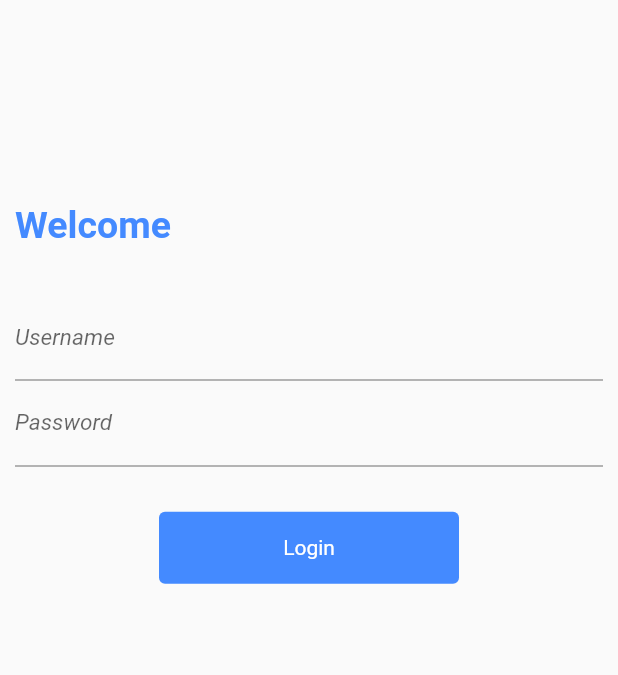
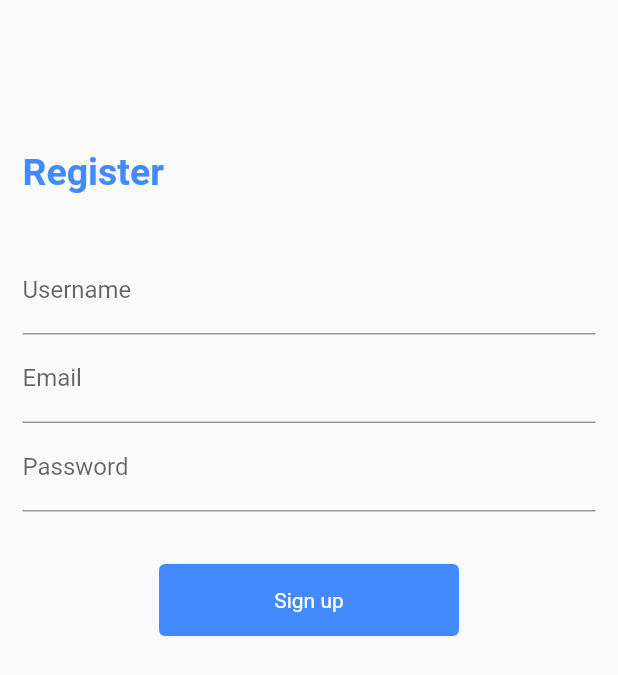
Before and after one commit to nguyenphuhongloan/flutter_todolist, a Flutter app: the screen it shows after launch, on a phone screen of 412 x 824 dp. Shown: the top 675 px of the screen. Run offline on Flutter 3.47's test engine with Material 2 defaults, Android fonts, the phone set to English and light mode, and no system bars.

Commit message:
[Loan: add] add RegisterScreen

```diff
--- a/lib/app.dart
+++ b/lib/app.dart
@@ -2,6 +2,7 @@
 import 'package:flutter/material.dart';
 import 'package:flutter/cupertino.dart';
 import 'package:todoapp/src/screens/login_screen.dart';
+import 'package:todoapp/src/screens/register_screen.dart';
 
 class App extends StatefulWidget{
   @override
@@ -9,6 +10,6 @@ class App extends StatefulWidget{
 }
 class _AppState extends State <App>{
   Widget build(BuildContext context){
-    return LoginScreen();
+    return RegisterScreen();
   }
 }
--- a/lib/main.dart
+++ b/lib/main.dart
@@ -1,10 +1,9 @@
 
 import 'package:flutter/material.dart';
 import 'package:todoapp/app.dart';
-import 'package:todoapp/src/screens/login_screen.dart';
 void main() {
   runApp(MaterialApp(
       debugShowCheckedModeBanner: false,
-      title: 'Lesson 1',
+      title: 'TodoList',
       home: App()));
 }
--- a/lib/src/screens/login_screen.dart
+++ b/lib/src/screens/login_screen.dart
@@ -1,5 +1,6 @@
 import 'package:flutter/cupertino.dart';
 import 'package:flutter/material.dart';
+import 'package:todoapp/src/screens/register_screen.dart';
 
 class LoginScreen extends StatefulWidget {
   @override
@@ -9,10 +10,10 @@ class LoginScreen extends StatefulWidget {
 class _LoginScreenState extends State<LoginScreen> {
   String _username = "";
   String _password = "";
+
   @override
   Widget build(BuildContext context) {
     final size = MediaQuery.of(context).size;
-
     return Scaffold(
       body: Container(
         padding: EdgeInsets.symmetric(horizontal: 10, vertical: 12),
@@ -92,7 +93,25 @@ class _LoginScreenState extends State<LoginScreen> {
                   ),
                 ),
               ),
-            ])
+            ]),
+            SizedBox(
+              height: 150,
+            ),
+            Row(
+              mainAxisAlignment: MainAxisAlignment.center,
+              children: [
+                GestureDetector(
+                  onTap: () {
+                    print("ok");
+
+                  },
+                  child: Text(
+                    "Don't have any account? Sign up!",
+                    style: TextStyle(color: Colors.blueAccent),
+                  ),
+                )
+              ],
+            )
           ],
         ),
       ),
--- /dev/null
+++ b/lib/src/screens/register_screen.dart
@@ -0,0 +1,60 @@
+import 'package:flutter/cupertino.dart';
+import 'package:flutter/material.dart';
+
+class RegisterScreen extends StatefulWidget {
+  State<StatefulWidget> createState() => _RegisterScreenState();
+}
+
+class _RegisterScreenState extends State<RegisterScreen> {
+  Widget build(BuildContext context) {
+    return Scaffold(
+      body: Container(
+
+        padding: EdgeInsets.symmetric(horizontal: 15, vertical: 100),
+
+        child: Column(
+          mainAxisAlignment: MainAxisAlignment.start,
+          crossAxisAlignment: CrossAxisAlignment.start,
+          children: [
+            Text('Register', style: TextStyle(color: Colors.blueAccent, fontSize: 25, fontWeight: FontWeight.bold),),
+            SizedBox(height: 35,),
+
+            TextFormField(
+              decoration: InputDecoration(labelText: 'Username'),
+            ),
+            TextFormField(
+              decoration: InputDecoration(labelText: 'Email'),
+            ),
+            TextFormField(
+              obscureText: true,
+              decoration: InputDecoration(labelText: 'Password'),
+            ),
+            SizedBox(
+              height: 35,
+            ),
+            Row(
+              mainAxisAlignment: MainAxisAlignment.center,
+              children: [
+                GestureDetector(
+                  onTap: () {
+                    print("done");
+                  },
+                  child: Container(
+                    alignment: Alignment.center,
+                    height: 48,
+                    width: 200,
+                    decoration: BoxDecoration(borderRadius: BorderRadius.circular(4),
+                    color: Colors.blueAccent),
+                    child: Text('Sign up', style: TextStyle(
+                      color: Colors.white
+                    ),),
+                  ),
+                )
+              ],
+            )
+          ],
+        ),
+      ),
+    );
+  }
+}
```
Also changed, not shown: lib/src/screens/home_screen.dart (renamed from lib/src/screens/HomeScreen.dart).
